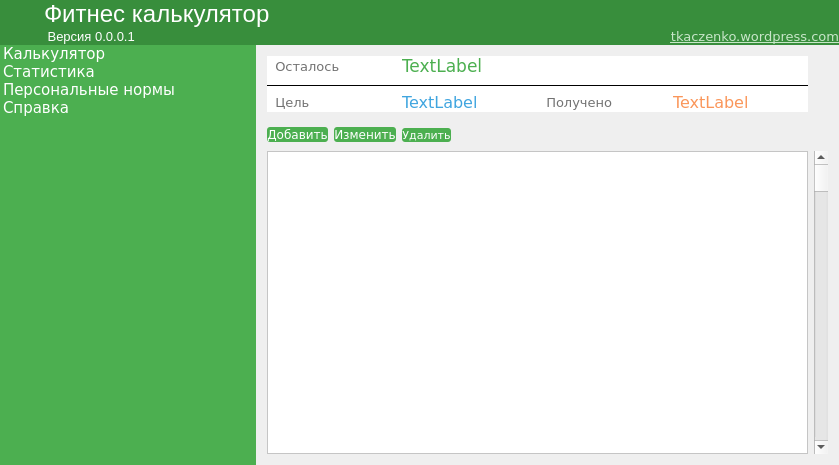
The window that FitnessCalc.ui (tkacz-/FitAssist) describes before a commit, drawn with Qt 5.
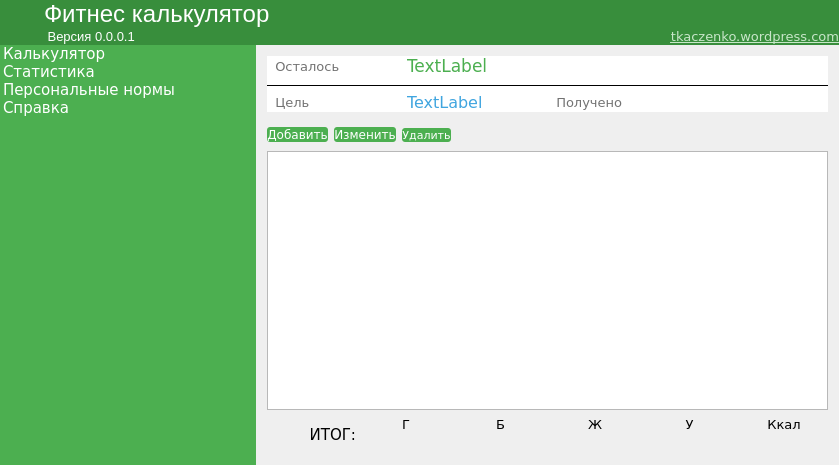
The same window after the commit. The open tabs and pages were chosen to show the change. Icons and pictures are not drawn. Custom widgets are drawn as their Qt base class.

Commit message:
FitnessCalc v.0.0.11
+Add the base of the products
+Add images
+Read and view the base
+Draw the PieChart
+Add AddDialog

```diff
--- a/FitnessCalc.ui
+++ b/FitnessCalc.ui
@@ -412,7 +412,10 @@
 color: rgb(250, 150, 90);</string>
             </property>
             <property name="text">
-             <string>TextLabel</string>
+             <string/>
+            </property>
+            <property name="alignment">
+             <set>Qt::AlignLeading|Qt::AlignLeft|Qt::AlignVCenter</set>
             </property>
            </widget>
           </item>
@@ -616,26 +619,224 @@
           </item>
          </layout>
         </item>
-        <item row="2" column="1">
-         <widget class="QScrollBar" name="verticalScrollBar">
-          <property name="orientation">
-           <enum>Qt::Vertical</enum>
-          </property>
-         </widget>
-        </item>
         <item row="2" column="0">
          <widget class="QTableView" name="tableView">
           <property name="font">
            <font>
-            <pointsize>10</pointsize>
+            <pointsize>9</pointsize>
            </font>
           </property>
           <property name="styleSheet">
-           <string notr="true">color: rgb(33, 33, 33);
-background-color: rgb(255, 255, 255);</string>
+           <string notr="true"/>
           </property>
+          <attribute name="horizontalHeaderCascadingSectionResizes">
+           <bool>false</bool>
+          </attribute>
+          <attribute name="horizontalHeaderStretchLastSection">
+           <bool>true</bool>
+          </attribute>
+          <attribute name="verticalHeaderVisible">
+           <bool>false</bool>
+          </attribute>
+          <attribute name="verticalHeaderHighlightSections">
+           <bool>false</bool>
+          </attribute>
+          <attribute name="verticalHeaderStretchLastSection">
+           <bool>true</bool>
+          </attribute>
          </widget>
         </item>
+        <item row="3" column="0">
+         <layout class="QGridLayout" name="gridLayoutConclusion">
+          <item row="0" column="1">
+           <widget class="QLabel" name="label_31">
+            <property name="font">
+             <font>
+              <pointsize>10</pointsize>
+              <weight>50</weight>
+              <bold>false</bold>
+             </font>
+            </property>
+            <property name="text">
+             <string>Г</string>
+            </property>
+            <property name="alignment">
+             <set>Qt::AlignCenter</set>
+            </property>
+           </widget>
+          </item>
+          <item row="0" column="5">
+           <widget class="QLabel" name="label_38">
+            <property name="font">
+             <font>
+              <pointsize>10</pointsize>
+              <weight>50</weight>
+              <bold>false</bold>
+             </font>
+            </property>
+            <property name="text">
+             <string>Ккал</string>
+            </property>
+            <property name="alignment">
+             <set>Qt::AlignCenter</set>
+            </property>
+           </widget>
+          </item>
+          <item row="0" column="3">
+           <widget class="QLabel" name="label_35">
+            <property name="font">
+             <font>
+              <pointsize>10</pointsize>
+              <weight>50</weight>
+              <bold>false</bold>
+             </font>
+            </property>
+            <property name="text">
+             <string>Ж</string>
+            </property>
+            <property name="alignment">
+             <set>Qt::AlignCenter</set>
+            </property>
+           </widget>
+          </item>
+          <item row="0" column="2">
+           <widget class="QLabel" name="label_32">
+            <property name="font">
+             <font>
+              <pointsize>10</pointsize>
+              <weight>50</weight>
+              <bold>false</bold>
+             </font>
+            </property>
+            <property name="text">
+             <string>Б</string>
+            </property>
+            <property name="alignment">
+             <set>Qt::AlignCenter</set>
+            </property>
+           </widget>
+          </item>
+          <item row="0" column="4">
+           <widget class="QLabel" name="label_36">
+            <property name="font">
+             <font>
+              <pointsize>10</pointsize>
+              <weight>50</weight>
+              <bold>false</bold>
+             </font>
+            </property>
+            <property name="text">
+             <string>У</string>
+            </property>
+            <property name="alignment">
+             <set>Qt::AlignCenter</set>
+            </property>
+           </widget>
+          </item>
+          <item row="1" column="1">
+           <widget class="QLabel" name="lblWeight">
+            <property name="font">
+             <font>
+              <pointsize>10</pointsize>
+              <weight>50</weight>
+              <bold>false</bold>
+             </font>
+            </property>
+            <property name="text">
+             <string/>
+            </property>
+            <property name="alignment">
+             <set>Qt::AlignCenter</set>
+            </property>
+           </widget>
+          </item>
+          <item row="0" column="0" rowspan="2">
+           <widget class="QLabel" name="label_29">
+            <property name="font">
+             <font>
+              <pointsize>11</pointsize>
+              <weight>50</weight>
+              <bold>false</bold>
+             </font>
+            </property>
+            <property name="text">
+             <string>ИТОГ:</string>
+            </property>
+            <property name="alignment">
+             <set>Qt::AlignRight|Qt::AlignTrailing|Qt::AlignVCenter</set>
+            </property>
+           </widget>
+          </item>
+          <item row="1" column="2">
+           <widget class="QLabel" name="lblProtein_Conclusion">
+            <property name="font">
+             <font>
+              <pointsize>10</pointsize>
+              <weight>50</weight>
+              <bold>false</bold>
+             </font>
+            </property>
+            <property name="text">
+             <string/>
+            </property>
+            <property name="alignment">
+             <set>Qt::AlignCenter</set>
+            </property>
+           </widget>
+          </item>
+          <item row="1" column="3">
+           <widget class="QLabel" name="lblFat_Conclusion">
+            <property name="font">
+             <font>
+              <pointsize>10</pointsize>
+              <weight>50</weight>
+              <bold>false</bold>
+             </font>
+            </property>
+            <property name="text">
+             <string/>
+            </property>
+            <property name="alignment">
+             <set>Qt::AlignCenter</set>
+            </property>
+           </widget>
+          </item>
+          <item row="1" column="4">
+           <widget class="QLabel" name="lblCarbohydrate_Conlusion">
+            <property name="font">
+             <font>
+              <pointsize>10</pointsize>
+              <weight>50</weight>
+              <bold>false</bold>
+             </font>
+            </property>
+            <property name="text">
+             <string/>
+            </property>
+            <property name="alignment">
+             <set>Qt::AlignCenter</set>
+            </property>
+           </widget>
+          </item>
+          <item row="1" column="5">
+           <widget class="QLabel" name="lblCalorie_Conclusion">
+            <property name="font">
+             <font>
+              <pointsize>10</pointsize>
+              <weight>50</weight>
+              <bold>false</bold>
+             </font>
+            </property>
+            <property name="text">
+             <string/>
+            </property>
+            <property name="alignment">
+             <set>Qt::AlignCenter</set>
+            </property>
+           </widget>
+          </item>
+         </layout>
+        </item>
        </layout>
       </widget>
       <widget class="QWidget" name="pageStatistics">
```
Left out of the diff: 292 changed lines with no effect on the pictures. The commit also changes 13 other files.
